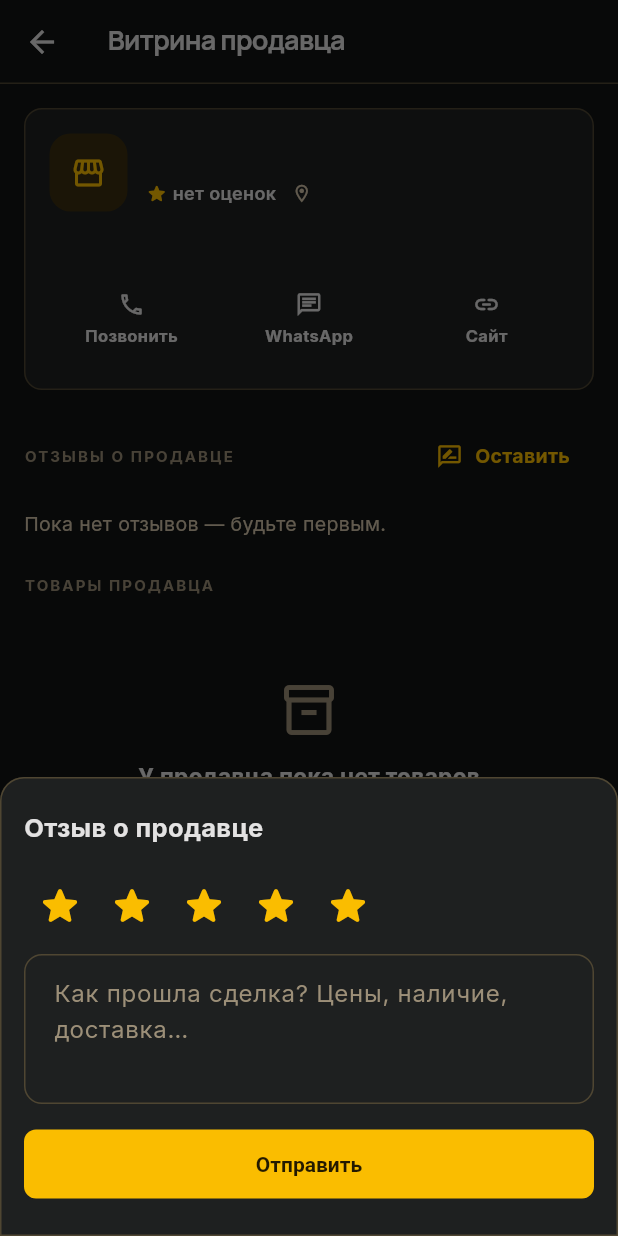
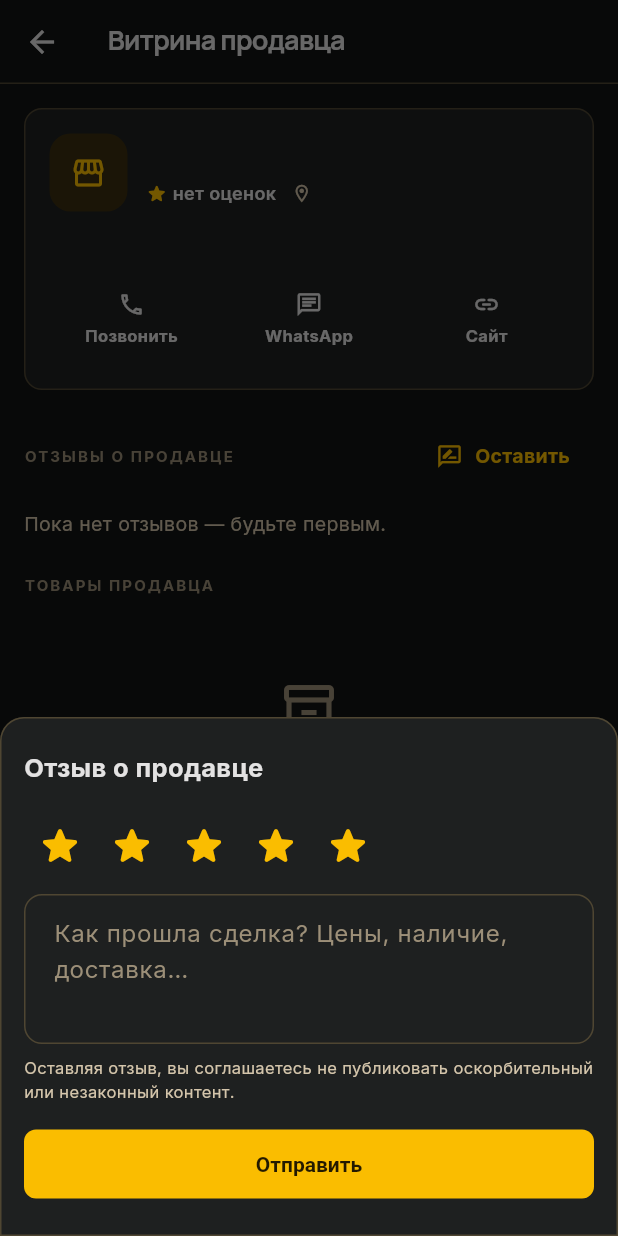
Before and after one commit to abelkz/-komplekt-app2, a Flutter app: the SupplierScreen screen opened directly with empty values, after a tap on "Оставить", on a phone screen of 412 x 824 dp. Run offline on Flutter 3.47's test engine with Material 3 defaults, Android fonts, the phone set to English and light mode, and no system bars; our stand-ins replace cached_network_image, file_picker, firebase_core, firebase_messaging, flutter_dotenv, flutter_local_notifications and 15 more; missing offline and left inert: excel; accounts and stored records are empty; network calls fail.

Commit message:
Модерация отзывов (App Store 1.2): жалоба и скрытие
К отзывам товара и поставщика добавлено меню «Пожаловаться» и «Скрыть
отзывы пользователя». Скрытые отзывы/заблокированные авторы хранятся
локально и фильтруются сразу; жалоба также уходит в content_reports
(если таблица есть). В формах — строка-согласие не публиковать
оскорбительный контент. Review получил authorId (user_id).

Co-Authored-By: Claude Opus 4.8 <noreply@anthropic.com>

```diff
--- a/lib/features/product/domain/review.dart
+++ b/lib/features/product/domain/review.dart
@@ -5,6 +5,7 @@ class Review {
     required this.rating,
     this.text,
     this.authorName = 'Пользователь',
+    this.authorId,
     this.createdAt,
   });
 
@@ -12,6 +13,10 @@ class Review {
   final int rating; // 1..5
   final String? text;
   final String authorName;
+
+  /// id автора (reviews.user_id) — нужен, чтобы скрыть все отзывы этого
+  /// пользователя (модерация пользовательского контента).
+  final String? authorId;
   final DateTime? createdAt;
 
   factory Review.fromMap(Map<String, dynamic> m) {
@@ -23,6 +28,7 @@ class Review {
       rating: (m['rating'] as num?)?.toInt() ?? 0,
       text: m['text'] as String?,
       authorName: (author == null || author.isEmpty) ? 'Пользователь' : author,
+      authorId: m['user_id']?.toString(),
       createdAt: m['created_at'] != null
           ? DateTime.tryParse(m['created_at'].toString())
           : null,
--- a/lib/features/suppliers_map/presentation/widgets/supplier_reviews_section.dart
+++ b/lib/features/suppliers_map/presentation/widgets/supplier_reviews_section.dart
@@ -1,6 +1,8 @@
 import 'package:flutter/material.dart';
 import 'package:flutter_riverpod/flutter_riverpod.dart';
 
+import '../../../../core/moderation/review_moderation.dart';
+import '../../../../core/providers/providers.dart';
 import '../../../../core/theme/app_colors.dart';
 import '../../../product/domain/review.dart';
 import '../../data/supplier_reviews_repository.dart';
@@ -14,6 +16,7 @@ class SupplierReviewsSection extends ConsumerWidget {
   Widget build(BuildContext context, WidgetRef ref) {
     final c = context.colors;
     final reviews = ref.watch(supplierReviewsProvider(supplierId));
+    ref.watch(moderationTickProvider); // перечитать при жалобе/скрытии
 
     return Column(
       crossAxisAlignment: CrossAxisAlignment.start,
@@ -46,13 +49,22 @@ class SupplierReviewsSection extends ConsumerWidget {
           ),
           error: (_, __) =>
               Text('Не удалось загрузить отзывы', style: TextStyle(color: c.gray)),
-          data: (list) => list.isEmpty
-              ? Padding(
-                  padding: const EdgeInsets.symmetric(vertical: 8),
-                  child: Text('Пока нет отзывов — будьте первым.',
-                      style: TextStyle(color: c.gray, fontSize: 13)),
-                )
-              : Column(children: [for (final r in list) _Tile(review: r)]),
+          data: (list) {
+            final store = ref.read(localStoreProvider);
+            final visible = [
+              for (final r in list)
+                if (!store.isReviewHidden(r.id) &&
+                    !(r.authorId != null && store.isUserBlocked(r.authorId!)))
+                  r
+            ];
+            return visible.isEmpty
+                ? Padding(
+                    padding: const EdgeInsets.symmetric(vertical: 8),
+                    child: Text('Пока нет отзывов — будьте первым.',
+                        style: TextStyle(color: c.gray, fontSize: 13)),
+                  )
+                : Column(children: [for (final r in visible) _Tile(review: r)]);
+          },
         ),
       ],
     );
@@ -85,6 +97,7 @@ class _Tile extends StatelessWidget {
                       fontSize: 13, fontWeight: FontWeight.w700)),
               const Spacer(),
               _Stars(review.rating),
+              ReportMenu(reviewId: review.id, authorId: review.authorId),
             ],
           ),
           if (review.text != null && review.text!.isNotEmpty) ...[
@@ -193,6 +206,12 @@ class _FormState extends ConsumerState<_Form> {
             decoration: const InputDecoration(
                 hintText: 'Как прошла сделка? Цены, наличие, доставка…'),
           ),
+          const SizedBox(height: 8),
+          Text(
+            'Оставляя отзыв, вы соглашаетесь не публиковать оскорбительный '
+            'или незаконный контент.',
+            style: TextStyle(fontSize: 11, color: c.gray),
+          ),
           const SizedBox(height: 16),
           SizedBox(
             width: double.infinity,
```
Also changed, not shown: lib/core/config/local_store.dart (+15 -0 lines), lib/core/moderation/review_moderation.dart (added, +77 -0 lines), lib/features/product/presentation/widgets/reviews_section.dart (+22 -3 lines).
